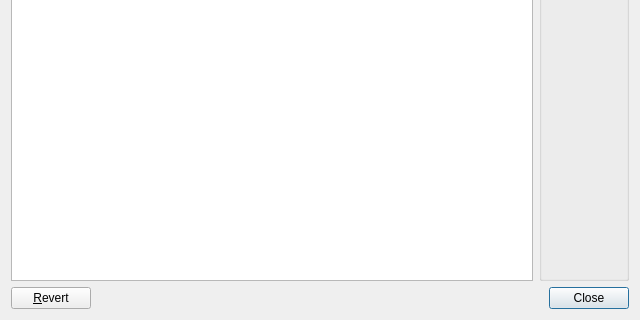
First picture: the form in UTranslator/FmDecoder.ui, repository Mercury13/utranslator, before the edit; both pictures show x 0 to 640 and y 143 to 463 of the 640 by 463 pixel window.
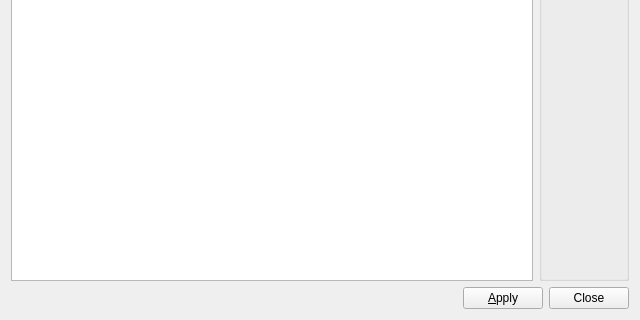
Second picture: the form after the edit.

Commit message: Apply/close are now made w/o buttonBox

```diff
--- a/UTranslator/FmDecoder.ui
+++ b/UTranslator/FmDecoder.ui
@@ -99,9 +99,22 @@
    <item>
     <layout class="QHBoxLayout" name="horizontalLayout_2">
      <item>
-      <widget class="QPushButton" name="btRevert">
+      <spacer name="horizontalSpacer">
+       <property name="orientation">
+        <enum>Qt::Horizontal</enum>
+       </property>
+       <property name="sizeHint" stdset="0">
+        <size>
+         <width>40</width>
+         <height>20</height>
+        </size>
+       </property>
+      </spacer>
+     </item>
+     <item>
+      <widget class="QPushButton" name="btApply">
        <property name="text">
-        <string>&amp;Revert</string>
+        <string>&amp;Apply</string>
        </property>
        <property name="autoDefault">
         <bool>false</bool>
@@ -109,9 +122,12 @@
       </widget>
      </item>
      <item>
-      <widget class="QDialogButtonBox" name="buttonBox">
-       <property name="standardButtons">
-        <set>QDialogButtonBox::Close</set>
+      <widget class="QPushButton" name="btClose">
+       <property name="text">
+        <string>Close</string>
+       </property>
+       <property name="autoDefault">
+        <bool>false</bool>
        </property>
       </widget>
      </item>
```
The commit also changes 1 other file.
